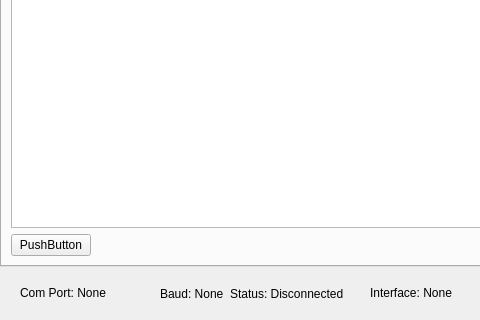
Before: the Qt Designer form mainwindow.ui in malcom2073/obdtool, drawn with Qt 5; both pictures show x 0 to 480 and y 513 to 833 of the 1234 by 833 pixel window.
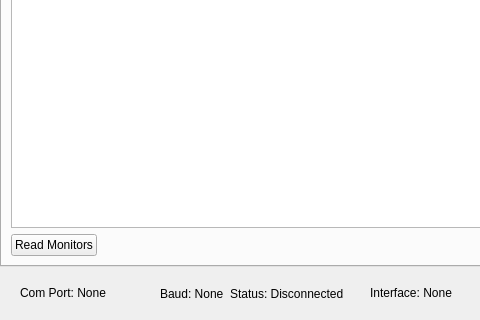
After: the same form once the commit is applied. The open tabs and pages were chosen to show the change.

The edit to the form file:
```diff
--- a/mainwindow.ui
+++ b/mainwindow.ui
@@ -308,7 +308,7 @@
           <item>
            <widget class="QPushButton" name="monitorPushButton">
             <property name="text">
-             <string>PushButton</string>
+             <string>Read Monitors</string>
             </property>
            </widget>
           </item>
```
